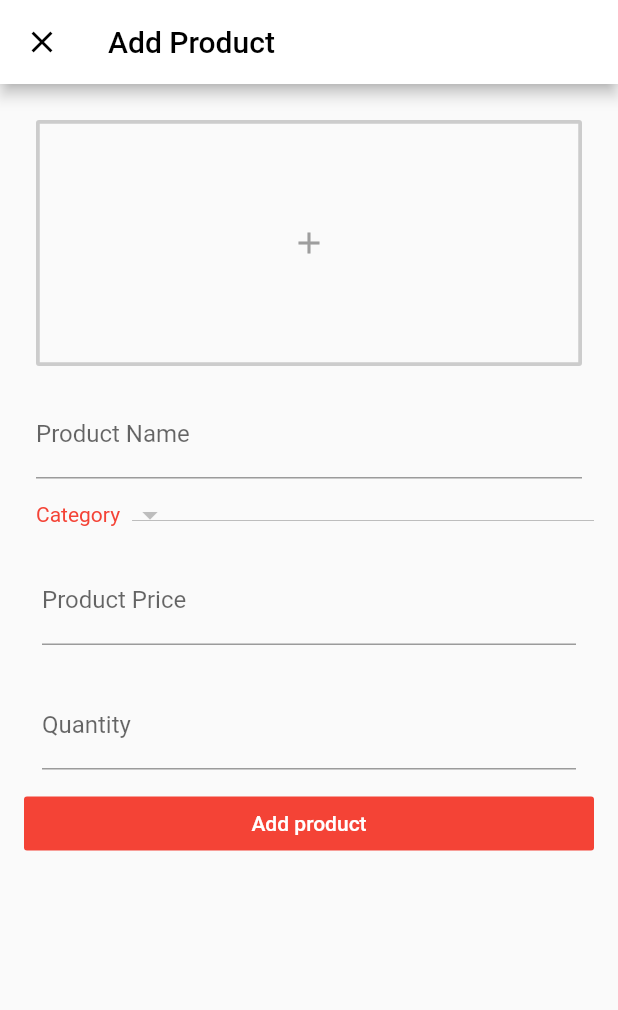
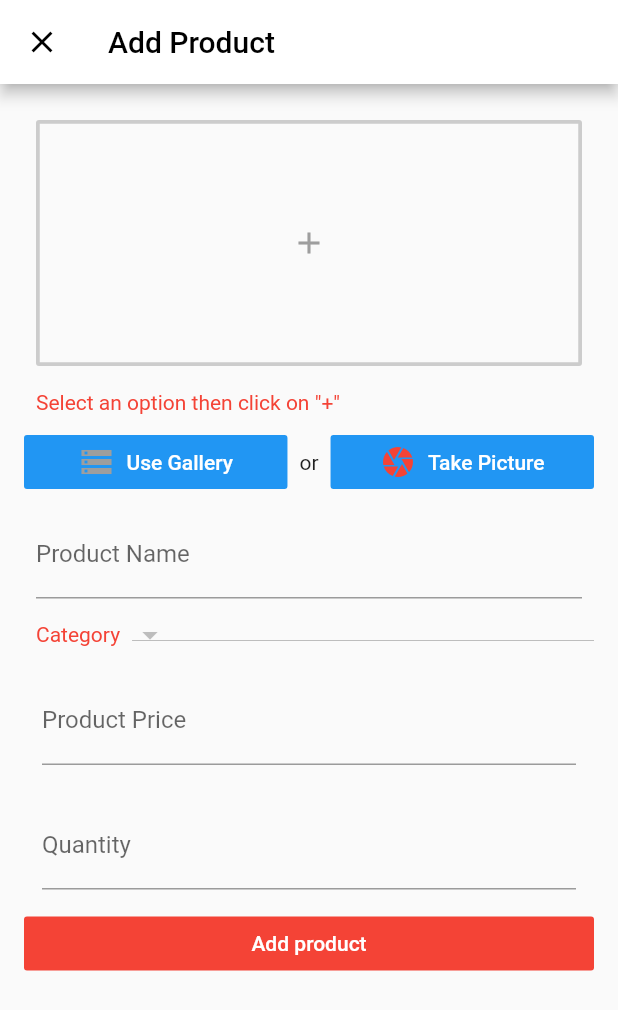
Before and after one commit to Pulkitg64/Inventory-Management-System, a Flutter app: the Admin screen opened by its route, after a tap on "Manage", after a tap on "Add product", on a phone screen of 412 x 824 dp. Shown: the top 1010 px of the screen. Run offline on Flutter 3.47's test engine with Material 2 defaults, Android fonts, the phone set to English and light mode, and no system bars; our stand-ins replace carousel_pro, cloud_firestore, firebase_auth, firebase_storage, fluttertoast, google_sign_in and 1 more; accounts and stored records are empty.

Commit message:
ADDED CAMERA FUNCTIONALITY

```diff
--- a/lib/registerproduct.dart
+++ b/lib/registerproduct.dart
@@ -6,12 +6,15 @@ import 'db/product.dart';
 import 'package:image_picker/image_picker.dart';
 import 'package:fluttertoast/fluttertoast.dart';
 import 'package:firebase_storage/firebase_storage.dart';
+enum Page { Camera, Gallery }
+
 
 class HomeMaterial extends StatefulWidget {
   @override
   _HomeMaterialState createState() => _HomeMaterialState();
 }
 class _HomeMaterialState extends State {
+  Page _selectedPage = Page.Camera;
   CategoryService _categoryService = CategoryService();
   ProductService _productService = ProductService();
   GlobalKey<FormState> _formKey = GlobalKey<FormState>();
@@ -20,8 +23,10 @@ class _HomeMaterialState extends State {
   TextEditingController _productQuantityController = TextEditingController();
   List<DocumentSnapshot> categories = <DocumentSnapshot>[];
   List<DropdownMenuItem<String>> categoriesDropDown= <DropdownMenuItem<String>>[];
+   MaterialColor active = Colors.red;
+  MaterialColor notActive = Colors.grey;
   String _currentCategory = "test";
-
+  bool typeFlag = false;
   File _image1;
   bool isLoading = false;
 
@@ -75,13 +80,90 @@ class _HomeMaterialState extends State {
                             child: OutlineButton(
                                 borderSide: BorderSide(color: Colors.grey.withOpacity(0.5), width: 2.5),
                                 onPressed: (){
+                                  if(typeFlag == false)
+                                  {
                                     _selectImage(ImagePicker.pickImage(source: ImageSource.gallery), 1);
+                                  }
+                                  else
+                                  {
+                                    _selectImage(ImagePicker.pickImage(source: ImageSource.camera), 1);
+                                  }
                                 },
                                 child: _displayChild1()
                             ),
                           ),
                         ),
                       ],
+                    ),
+
+                   Padding(padding: EdgeInsets.all(8),
+                      child: Text('Select an option then click on "+" ',style: TextStyle(color: Colors.red),),),
+
+                  Row(
+                    children: <Widget> [
+                       Expanded(
+                        child: FlatButton.icon(
+                          color: Colors.blue,
+                          textColor: Colors.white,
+                          padding: EdgeInsets.all(6),
+                          onPressed: (){
+                            typeFlag = false;
+                            setState(() => _selectedPage = Page.Gallery);
+                          },
+                          icon: Icon(
+                            Icons.storage,
+                            color: _selectedPage == Page.Gallery? active: notActive,
+                          ),
+                          label: Text('Use Gallery')
+                        )
+
+                      ),
+                       Padding(padding: EdgeInsets.all(8),
+                     child: Text('or'),),
+                      Expanded(
+                        child: FlatButton.icon(
+                          color: Colors.blue,
+                          textColor: Colors.white,
+                          padding: EdgeInsets.all(6),
+                          onPressed: (){
+                            typeFlag = true;
+                            setState(() => _selectedPage = Page.Camera);
+                          },
+                          icon: Icon(
+                            Icons.camera,
+                            color: _selectedPage == Page.Camera? active: notActive,
+                          ),
+                          label: Text('Take Picture')
+                        )
+                      ),
+
+                    //   FlatButton(
+                    //       color: Colors.blue,
+                    //       textColor: Colors.white,
+                    //       padding: EdgeInsets.all(6),
+                    //       onPressed: ()
+                    //       {
+                    //         typeFlag = false;
+                    //       },
+                    //       child: Text("Use Gallery", style: TextStyle(fontSize: 15.0),)
+
+                    //   ),
+                    //   Icon(Icons.storage),
+                    //   Padding(padding: EdgeInsets.all(8),
+                    //   child: Text('or'),),
+                    //   FlatButton(
+                    //       color: Colors.blue,
+                    //       textColor: Colors.white,
+                    //       padding: EdgeInsets.all(6),
+                    //       onPressed: ()
+                    //       {
+                    //         typeFlag = true;
+                    //       },
+
+                    //       child: Text("Take Picture", style: TextStyle(fontSize: 15.0),)
+                    //   ),
+                    //     Icon(Icons.camera)
+                     ]
                   ),
 
                   Padding(
@@ -94,10 +176,8 @@ class _HomeMaterialState extends State {
                              return 'Please enter product name';
                           }
                         },
+                      )
                   ),
-                    ),
-
-
                   Row(
                     children: <Widget>[
                       Padding(
```
Also changed, not shown: lib/adminhome.dart (+2 -5 lines). Lines whose indentation alone changed are shown as unchanged.
